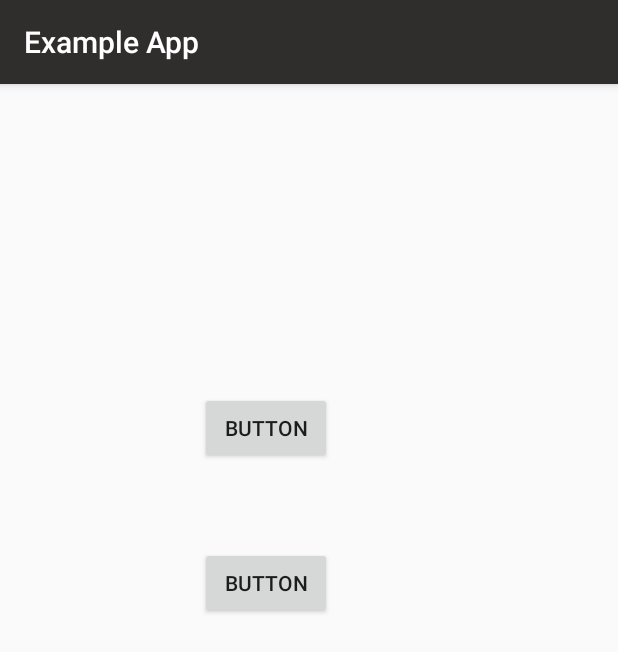
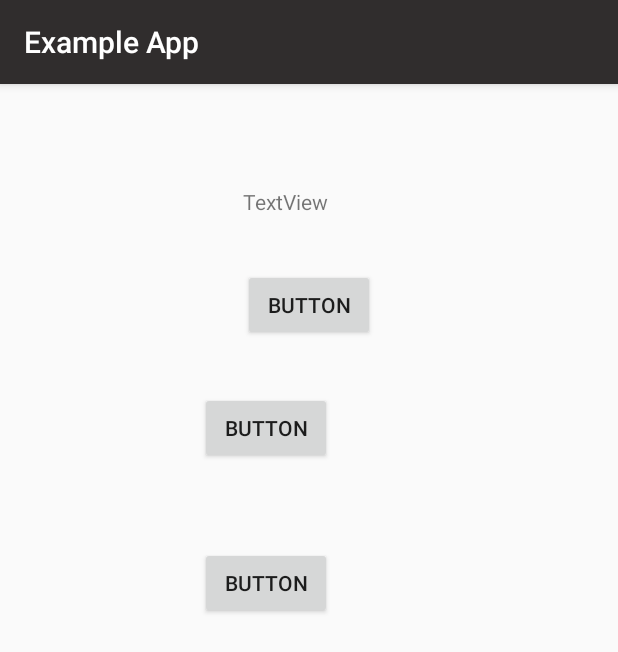
Before and after one commit to mohitlivetech2016/MyFirstApp, an Android app: the Main6Activity screen opened directly, with no data from a screen before it, on a phone screen of 412 x 824 dp. Shown: the top 652 px of the screen. Run offline under Robolectric (Android 15) with nearby library versions, the phone set to English and light mode, and no system bars.

Commit message:
update 12:13

```diff
--- a/app/src/main/res/layout/activity_main6.xml
+++ b/app/src/main/res/layout/activity_main6.xml
@@ -31,4 +31,23 @@
         android:layout_alignEnd="@+id/button"
         android:layout_marginTop="55dp"
         android:id="@+id/button2" />
+
+    <Button
+        android:text="Button"
+        android:layout_width="wrap_content"
+        android:layout_height="wrap_content"
+        android:layout_above="@+id/button2"
+        android:layout_centerHorizontal="true"
+        android:layout_marginBottom="82dp"
+        android:id="@+id/button3" />
+
+    <TextView
+        android:text="TextView"
+        android:layout_width="wrap_content"
+        android:layout_height="wrap_content"
+        android:layout_above="@+id/button3"
+        android:layout_alignLeft="@+id/button3"
+        android:layout_alignStart="@+id/button3"
+        android:layout_marginBottom="35dp"
+        android:id="@+id/textView" />
 </RelativeLayout>
```
